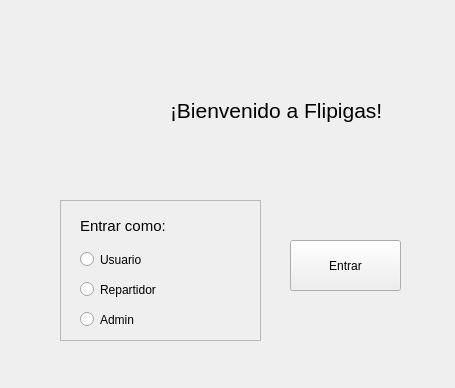
This is Flipigas/mainwindow.ui in emedemarcelo/FlipigasTEL102 as Qt 5 draws it before an edit. The edited form follows.
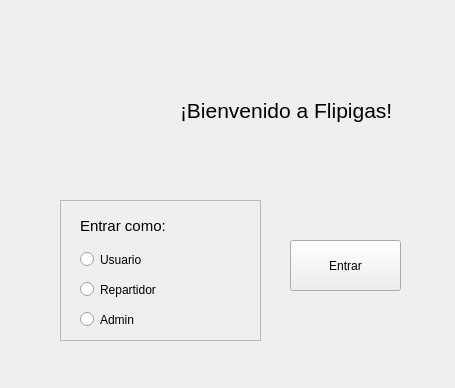
This is the edited form. Icons and pictures are not drawn.

Patch:
```diff
--- a/Flipigas/mainwindow.ui
+++ b/Flipigas/mainwindow.ui
@@ -103,7 +103,7 @@
    <widget class="QLabel" name="FlipigasImage">
     <property name="geometry">
      <rect>
-      <x>60</x>
+      <x>80</x>
       <y>40</y>
       <width>81</width>
       <height>121</height>
@@ -128,7 +128,7 @@
    <widget class="QLabel" name="Bienvenida_text">
     <property name="geometry">
      <rect>
-      <x>170</x>
+      <x>180</x>
       <y>60</y>
       <width>261</width>
       <height>101</height>
```
